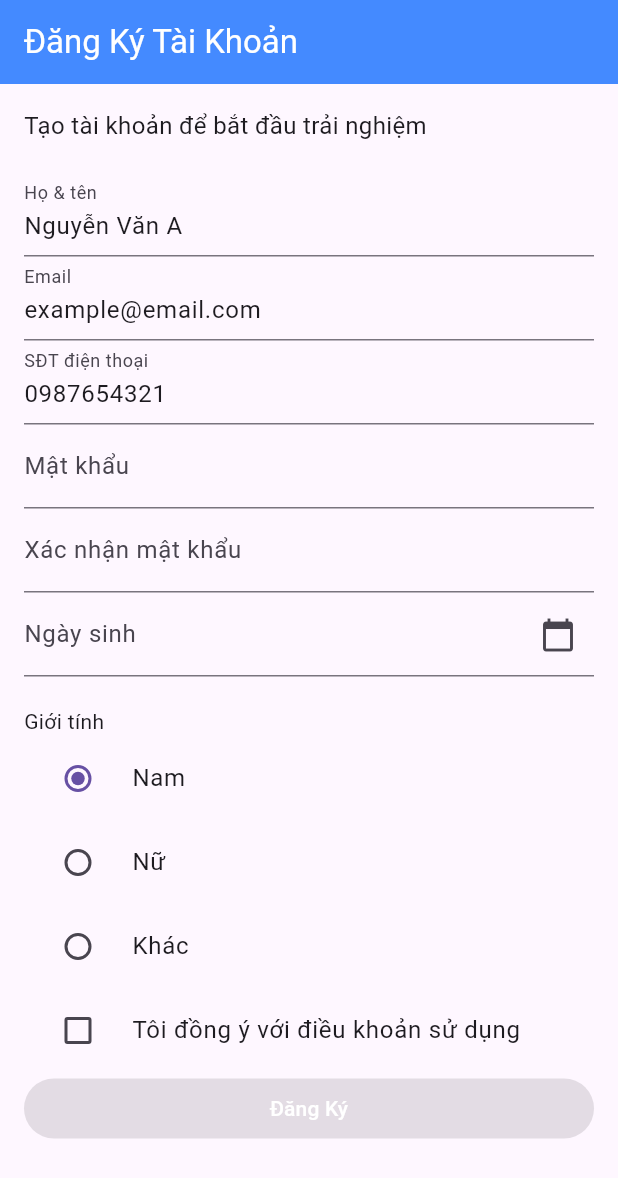
After one commit to PhanPhong13112005/FIT4102-Mobile_App, a Flutter app: the RegistrationForm screen opened directly, on a phone screen of 412 x 824 dp. The commit adds this screen. Shown: the top 1178 px of the screen. Run offline on Flutter 3.47's test engine with Material 3 defaults, Android fonts, the phone set to English and light mode, and no system bars; missing offline and left inert: demoex.

Commit message:
Done lesson 1 week 3

```diff
--- /dev/null
+++ b/week_3/Part1/lession_1/lib/main.dart
@@ -0,0 +1,130 @@
+import 'package:flutter/material.dart';
+
+void main() => runApp(MyApp());
+
+class MyApp extends StatelessWidget {
+  @override
+  Widget build(BuildContext context) {
+    return MaterialApp(
+      home: RegistrationForm(),
+    );
+  }
+}
+
+class RegistrationForm extends StatefulWidget {
+  @override
+  _RegistrationFormState createState() => _RegistrationFormState();
+}
+
+class _RegistrationFormState extends State<RegistrationForm> {
+  final _nameController = TextEditingController(text: 'Nguyễn Văn A');
+  final _emailController = TextEditingController(text: 'example@email.com');
+  final _phoneController = TextEditingController(text: '0987654321');
+  final _passwordController = TextEditingController();
+  final _confirmPasswordController = TextEditingController();
+  final _birthDateController = TextEditingController();
+
+  String _gender = 'Nam';
+  bool _agree = false;
+  DateTime? _selectedDate;
+
+  Future<void> _selectDate(BuildContext context) async {
+    final DateTime? picked = await showDatePicker(
+      context: context,
+      initialDate: DateTime.now(),
+      firstDate: DateTime(1900),
+      lastDate: DateTime.now(),
+    );
+    if (picked != null && picked != _selectedDate) {
+      setState(() {
+        _selectedDate = picked;
+        _birthDateController.text = '${picked.day}/${picked.month}/${picked.year}';
+      });
+    }
+  }
+
+  @override
+  Widget build(BuildContext context) {
+    return Scaffold(
+      appBar: AppBar(
+        title: Text('Đăng Ký Tài Khoản', style: TextStyle(color: Colors.white)),
+        backgroundColor: Colors.blueAccent,
+      ),
+      body: Padding(
+        padding: EdgeInsets.all(16.0),
+        child: ListView(
+          children: [
+            Text('Tạo tài khoản để bắt đầu trải nghiệm', style: TextStyle(fontSize: 16)),
+            SizedBox(height: 20),
+            TextField(
+              controller: _nameController,
+              decoration: InputDecoration(labelText: 'Họ & tên'),
+            ),
+            TextField(
+              controller: _emailController,
+              decoration: InputDecoration(labelText: 'Email'),
+            ),
+            TextField(
+              controller: _phoneController,
+              decoration: InputDecoration(labelText: 'SĐT điện thoại'),
+            ),
+            TextField(
+              controller: _passwordController,
+              decoration: InputDecoration(labelText: 'Mật khẩu', hintText: 'Ít nhất 6 ký tự'),
+              obscureText: true,
+            ),
+            TextField(
+              controller: _confirmPasswordController,
+              decoration: InputDecoration(labelText: 'Xác nhận mật khẩu', hintText: 'Nhập lại mật khẩu'),
+              obscureText: true,
+            ),
+            TextField(
+              controller: _birthDateController,
+              decoration: InputDecoration(
+                labelText: 'Ngày sinh',
+                hintText: 'dd/mm/yyyy',
+                suffixIcon: Icon(Icons.calendar_today),
+              ),
+              readOnly: true,
+              onTap: () => _selectDate(context),
+            ),
+            SizedBox(height: 20),
+            Text('Giới tính'),
+            RadioListTile(
+              value: 'Nam',
+              groupValue: _gender,
+              title: Text('Nam'),
+              onChanged: (value) => setState(() => _gender = value!),
+            ),
+            RadioListTile(
+              value: 'Nữ',
+              groupValue: _gender,
+              title: Text('Nữ'),
+              onChanged: (value) => setState(() => _gender = value!),
+            ),
+            RadioListTile(
+              value: 'Khác',
+              groupValue: _gender,
+              title: Text('Khác'),
+              onChanged: (value) => setState(() => _gender = value!),
+            ),
+            CheckboxListTile(
+              value: _agree,
+              title: Text('Tôi đồng ý với điều khoản sử dụng'),
+              onChanged: (value) => setState(() => _agree = value!),
+              controlAffinity: ListTileControlAffinity.leading,
+            ),
+            ElevatedButton(
+              onPressed: _agree ? () {
+                // Add registration logic here
+                print('Registered');
+              } : null,
+              child: Text('Đăng Ký', style: TextStyle(color: Colors.white),),
+              style: ElevatedButton.styleFrom(backgroundColor: Colors.blueAccent),
+            ),
+          ],
+        ),
+      ),
+    );
+  }
+}
```
Also changed, not shown: week_2/Part_1/bai1/lib/main.dart (+6 -6 lines), week_3/Part1/lession_1/analysis_options.yaml (added, +28 -0 lines), week_3/Part1/lession_1/pubspec.yaml (added, +89 -0 lines), week_3/Part1/lession_1/pubspec.lock (added), 125 other files.
